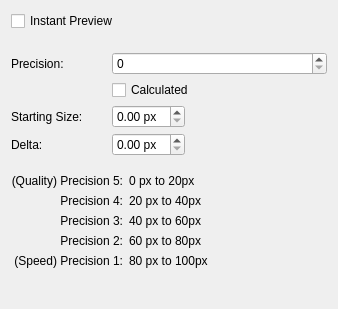
This is plugins/paintops/libpaintop/forms/wdgperformanceoption.ui in KDE/krita as Qt 5 draws it before an edit. The edited form follows.
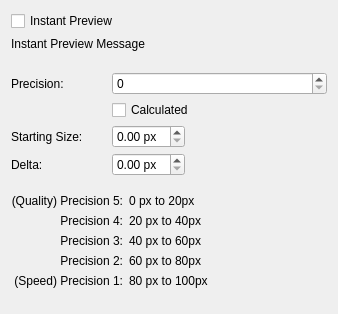
This is the edited form.

Diff of the .ui file:
```diff
--- a/plugins/paintops/libpaintop/forms/wdgperformanceoption.ui
+++ b/plugins/paintops/libpaintop/forms/wdgperformanceoption.ui
@@ -7,7 +7,7 @@
     <x>0</x>
     <y>0</y>
     <width>338</width>
-    <height>309</height>
+    <height>314</height>
    </rect>
   </property>
   <layout class="QVBoxLayout" name="verticalLayout">
@@ -18,6 +18,13 @@
      </property>
     </widget>
    </item>
+   <item>
+    <widget class="QLabel" name="lodInstructions">
+     <property name="text">
+      <string>Instant Preview Message</string>
+     </property>
+    </widget>
+   </item>
    <item>
     <layout class="QGridLayout" name="gridLayout">
      <property name="topMargin">
```
